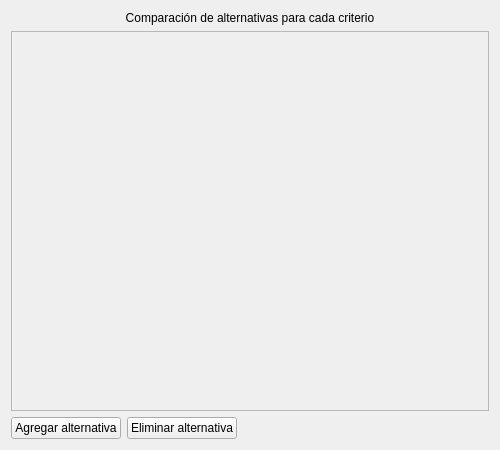
First picture: the form in Desktop/ASIA_HAR_DESKTOP/ui/resources/alternativesTable.ui, repository ahg00048/ASIA_HAR_PARA_EL_DIAGNOSTICO, before the edit.
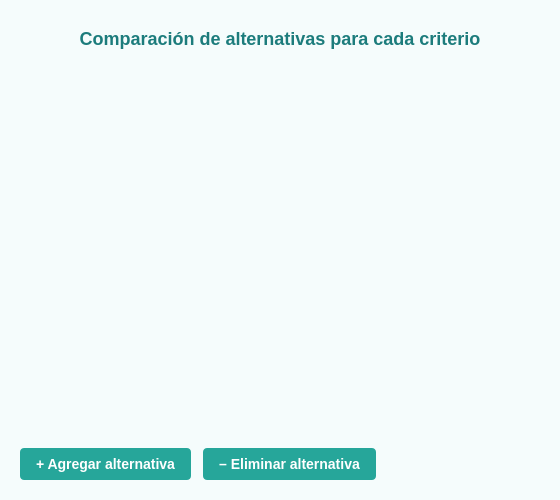
Second picture: the form after the edit.

Commit message: mejorando apartado visual de los dos widgets

Patch:
```diff
--- a/Desktop/ASIA_HAR_DESKTOP/ui/resources/alternativesTable.ui
+++ b/Desktop/ASIA_HAR_DESKTOP/ui/resources/alternativesTable.ui
@@ -6,14 +6,95 @@
    <rect>
     <x>0</x>
     <y>0</y>
-    <width>500</width>
-    <height>450</height>
+    <width>560</width>
+    <height>500</height>
    </rect>
   </property>
   <property name="windowTitle">
    <string>Matrices de alternativas por criterio</string>
   </property>
+  <property name="styleSheet">
+   <string notr="true">
+    QWidget {
+        background-color: #F5FCFC;
+        font-family: "Segoe UI", "Roboto", sans-serif;
+        font-size: 14px;
+        color: #2C3E50;
+    }
+    QLabel#titleLabel {
+        font-size: 18px;
+        font-weight: bold;
+        color: #1C7C7C;
+        padding: 8px;
+    }
+    QScrollArea {
+        border: none;
+        background-color: transparent;
+    }
+    QGroupBox {
+        background-color: #FFFFFF;
+        border: 1px solid #B2DFDB;
+        border-radius: 8px;
+        margin-top: 12px;
+        padding-top: 16px;
+        font-weight: bold;
+        color: #00695C;
+    }
+    QGroupBox::title {
+        subcontrol-origin: margin;
+        subcontrol-position: top left;
+        padding: 4px 12px;
+        background-color: #E0F2F1;
+        border-radius: 4px;
+        color: #004D40;
+    }
+    QTableWidget {
+        background-color: #FFFFFF;
+        border: 1px solid #B2DFDB;
+        border-radius: 4px;
+        gridline-color: #E0F2F1;
+        selection-background-color: #B2DFDB;
+        selection-color: #004D40;
+    }
+    QHeaderView::section {
+        background-color: #E0F2F1;
+        color: #00695C;
+        padding: 6px;
+        border: 1px solid #B2DFDB;
+        font-weight: bold;
+    }
+    QPushButton {
+        background-color: #26A69A;
+        color: white;
+        border: none;
+        border-radius: 4px;
+        padding: 8px 16px;
+        font-weight: bold;
+    }
+    QPushButton:hover {
+        background-color: #00897B;
+    }
+    QPushButton:pressed {
+        background-color: #00796B;
+    }
+   </string>
+  </property>
   <layout class="QVBoxLayout" name="mainLayout">
+   <property name="spacing">
+    <number>12</number>
+   </property>
+   <property name="leftMargin">
+    <number>20</number>
+   </property>
+   <property name="topMargin">
+    <number>20</number>
+   </property>
+   <property name="rightMargin">
+    <number>20</number>
+   </property>
+   <property name="bottomMargin">
+    <number>20</number>
+   </property>
    <item>
     <widget class="QLabel" name="titleLabel">
      <property name="text">
@@ -34,27 +115,34 @@
        <rect>
         <x>0</x>
         <y>0</y>
-        <width>478</width>
+        <width>518</width>
         <height>300</height>
        </rect>
       </property>
-      <layout class="QVBoxLayout" name="criteriaLayout"/>
+      <layout class="QVBoxLayout" name="criteriaLayout">
+       <property name="spacing">
+        <number>12</number>
+       </property>
+      </layout>
      </widget>
     </widget>
    </item>
    <item>
     <layout class="QHBoxLayout" name="buttonsLayout">
+     <property name="spacing">
+      <number>12</number>
+     </property>
      <item>
       <widget class="QPushButton" name="addAlternativeButton">
        <property name="text">
-        <string>Agregar alternativa</string>
+        <string>+ Agregar alternativa</string>
        </property>
       </widget>
      </item>
      <item>
       <widget class="QPushButton" name="removeAlternativeButton">
        <property name="text">
-        <string>Eliminar alternativa</string>
+        <string>– Eliminar alternativa</string>
        </property>
       </widget>
      </item>
```
Left out of the diff: 4 changed lines with no effect on the pictures. The commit also changes 2 other files.
